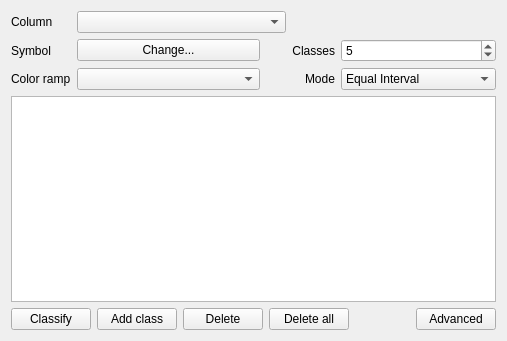
Above: src/ui/qgsgraduatedsymbolrendererv2widget.ui from carsmie/QGIS before the change. Below: the same form after it.
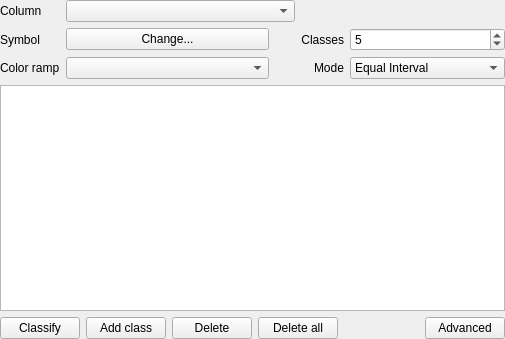
That is the form after the change. Custom widgets are drawn as their Qt base class.

```diff
--- a/src/ui/qgsgraduatedsymbolrendererv2widget.ui
+++ b/src/ui/qgsgraduatedsymbolrendererv2widget.ui
@@ -6,11 +6,14 @@
    <rect>
     <x>0</x>
     <y>0</y>
-    <width>507</width>
-    <height>341</height>
+    <width>505</width>
+    <height>339</height>
    </rect>
   </property>
   <layout class="QVBoxLayout" name="verticalLayout">
+   <property name="margin">
+    <number>0</number>
+   </property>
    <item>
     <layout class="QGridLayout">
      <item row="0" column="0">
```
